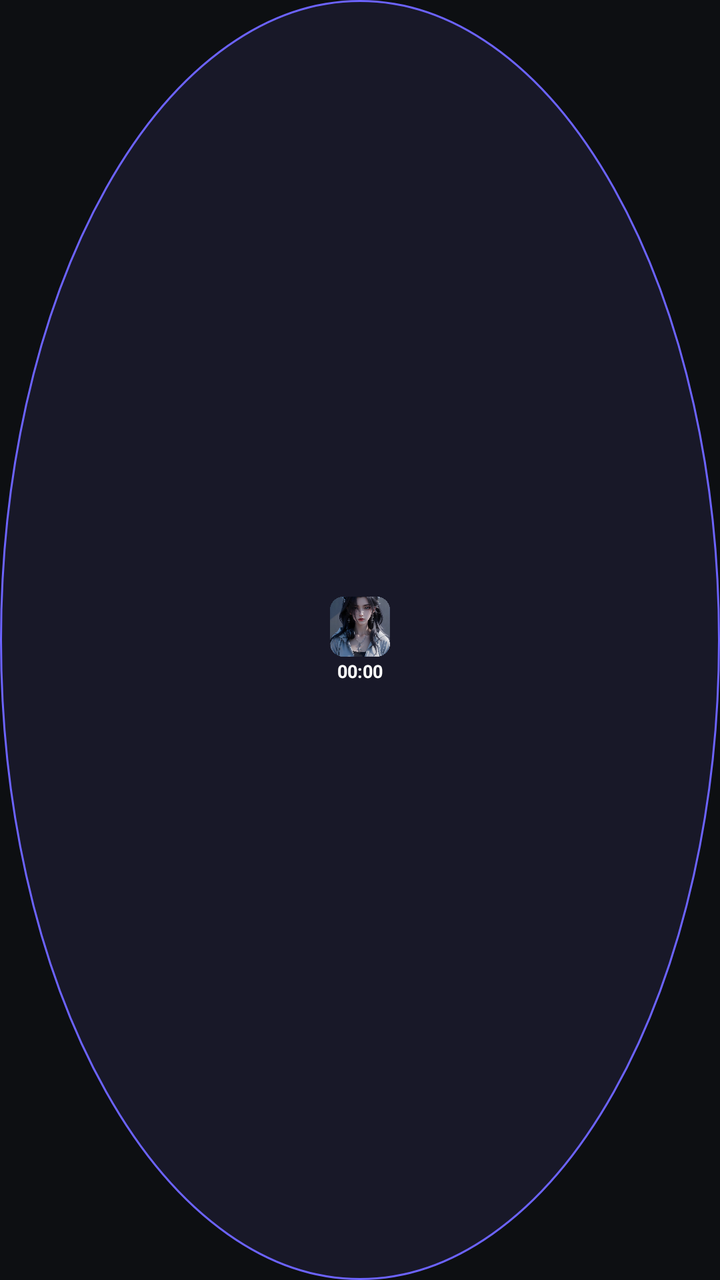
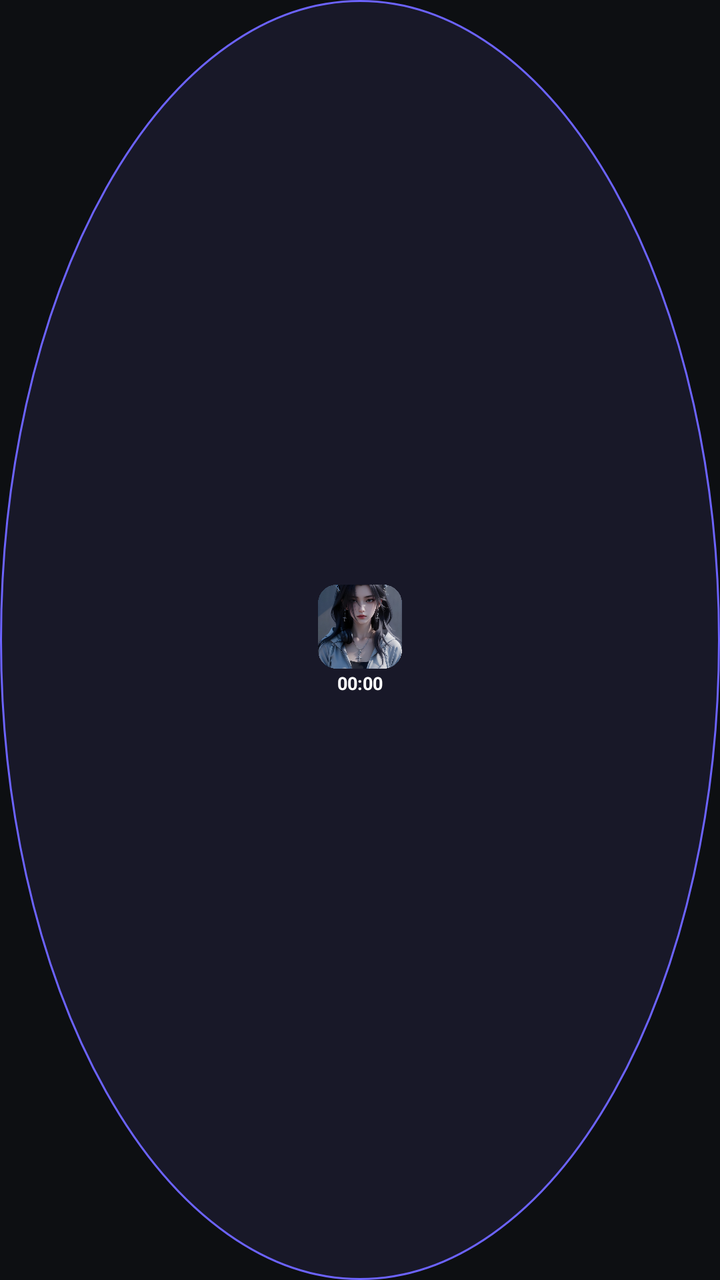

Two renders of the same Android screen: before a commit and after it. Below are the layout's source before the change and the commit's diff.
<!-- AndroidManifest.xml: application theme Theme.NyxRecorder -->
<!-- res/layout/view_bubble.xml -->
<?xml version="1.0" encoding="utf-8"?>
<LinearLayout xmlns:android="http://schemas.android.com/apk/res/android"
    android:layout_width="64dp"
    android:layout_height="64dp"
    android:background="@drawable/bg_bubble"
    android:gravity="center"
    android:orientation="vertical">

    <ImageView
        android:id="@+id/bubbleIcon"
        android:layout_width="30dp"
        android:layout_height="30dp"
        android:contentDescription="NYX-RECORDER"
        android:src="@drawable/ic_launcher_foreground" />

    <TextView
        android:id="@+id/bubbleTime"
        android:layout_width="wrap_content"
        android:layout_height="wrap_content"
        android:layout_marginTop="1dp"
        android:text="00:00"
        android:textColor="@android:color/white"
        android:textSize="9sp"
        android:textStyle="bold" />
</LinearLayout>
<!-- resources referenced by this layout -->
<resources>
  <!-- drawable bg_bubble (drawable) -->
  <?xml version="1.0" encoding="utf-8"?>
  <shape xmlns:android="http://schemas.android.com/apk/res/android" android:shape="oval">
      <solid android:color="#CC1B1B2E" />
      <stroke android:width="1dp" android:color="#6C63FF" />
  </shape>
  <!-- drawable ic_launcher_foreground: png bitmap (drawable-nodpi, 275618 bytes) -->
  <style name="Theme.NyxRecorder" parent="android:Theme.Material.NoActionBar">
          <item name="android:windowBackground">#0D0F12</item>
          <item name="android:statusBarColor">@android:color/transparent</item>
          <item name="android:navigationBarColor">@android:color/transparent</item>
          <item name="android:windowLightStatusBar">false</item>
          <item name="android:windowLightNavigationBar">false</item>
          <item name="android:resizeableActivity">true</item>
      </style>
</resources>

<!-- the commit's change to res/layout/view_bubble.xml (unified diff, before → after) -->
@@ -8,9 +8,10 @@
 
     <ImageView
         android:id="@+id/bubbleIcon"
-        android:layout_width="30dp"
-        android:layout_height="30dp"
+        android:layout_width="42dp"
+        android:layout_height="42dp"
         android:contentDescription="NYX-RECORDER"
+        android:gravity="center"
         android:src="@drawable/ic_launcher_foreground" />
 
     <TextView
